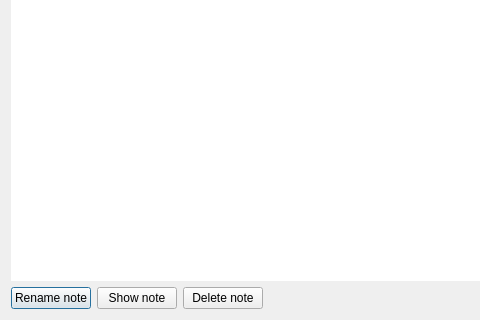
Qt form Notessa/ui/ShowNotesWindow.ui (Eixini/Notessa) before a commit; both pictures show x 0 to 480 and y 354 to 674 of the 1000 by 674 pixel window.
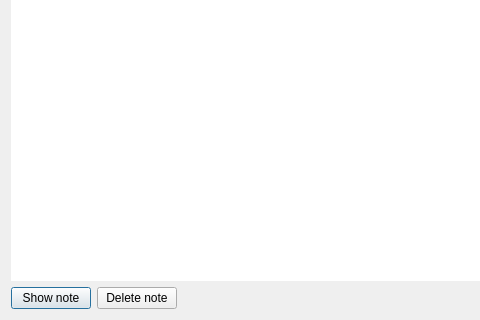
The same form after that commit.

Commit message: Delete button for rename note

What changed in the file:
```diff
--- a/Notessa/ui/ShowNotesWindow.ui
+++ b/Notessa/ui/ShowNotesWindow.ui
@@ -43,19 +43,6 @@
      </item>
      <item>
       <layout class="QHBoxLayout" name="horizontalLayout">
-       <item>
-        <widget class="QPushButton" name="renameNoteButton">
-         <property name="sizePolicy">
-          <sizepolicy hsizetype="Preferred" vsizetype="Minimum">
-           <horstretch>0</horstretch>
-           <verstretch>0</verstretch>
-          </sizepolicy>
-         </property>
-         <property name="text">
-          <string>Rename note</string>
-         </property>
-        </widget>
-       </item>
        <item>
         <widget class="QPushButton" name="showNoteButton">
          <property name="sizePolicy">
```
The commit also changes 2 other files.
